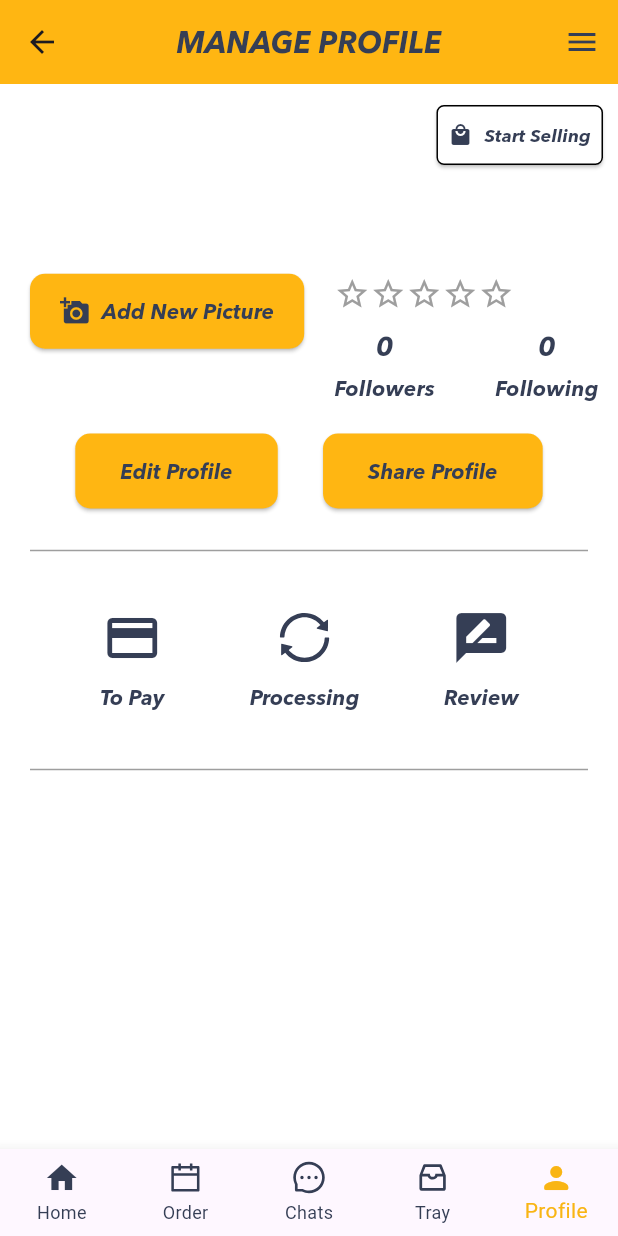
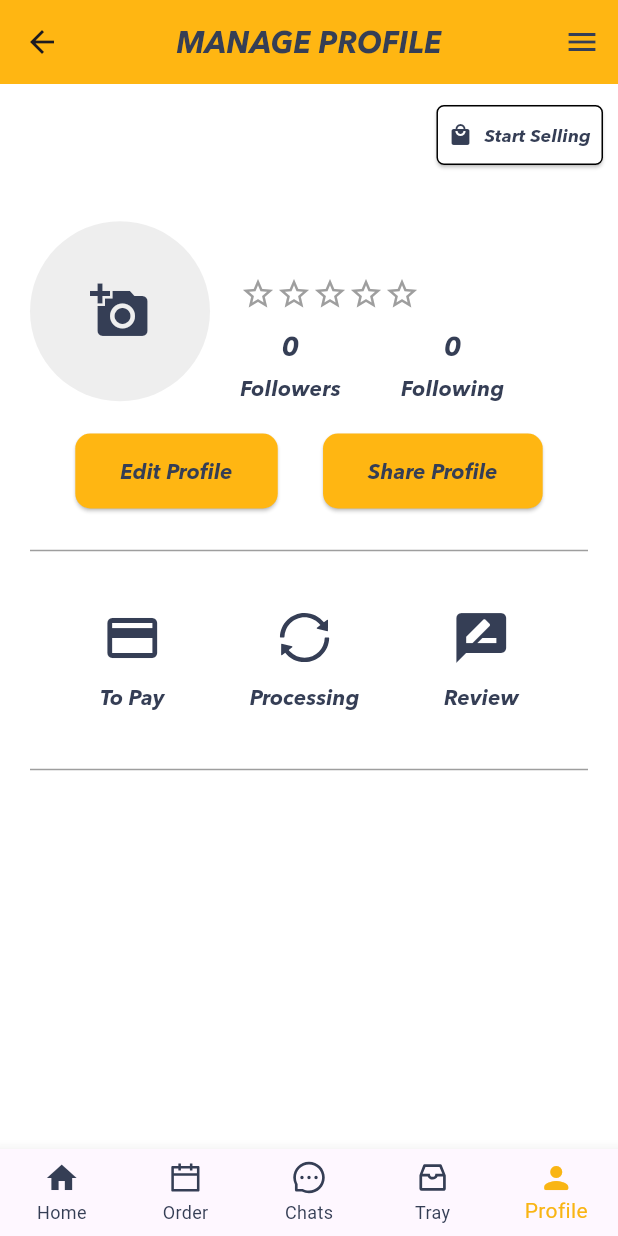
Before and after one commit to paturiick/EggVenture, a Flutter app: the ProfileScreen screen opened by its route, on a phone screen of 412 x 824 dp. Run offline on Flutter 3.47's test engine with Material 3 defaults, Android fonts, the phone set to English and light mode, and no system bars; our stand-ins replace flutter_svg, icons_plus.

Commit message:
pf screen

```diff
--- a/lib/screens/profile_screen.dart
+++ b/lib/screens/profile_screen.dart
@@ -66,26 +66,20 @@ class ProfileScreen extends StatelessWidget {
                   Row(
                     crossAxisAlignment: CrossAxisAlignment.center,
                     children: [
-                      ElevatedButton.icon(
-                        onPressed: () {
+                      GestureDetector(
+                        onTap: () {
                           // Handle add new picture action here
                         },
-                        icon: Icon(Icons.add_a_photo,
-                            size: 20, color: Color(0xFF353E55)),
-                        label: Text(
-                          'Add New Picture',
-                          style: TextStyle(
-                            fontFamily: 'AvenirNextCyr',
-                            fontSize: 14,
+                        child: Container(
+                          decoration: BoxDecoration(
+                            shape: BoxShape.circle,
+                            color: Colors.grey[200],
+                          ),
+                          padding: EdgeInsets.all(40),
+                          child: Icon(
+                            Icons.add_a_photo,
                             color: Color(0xFF353E55),
-                          ),
-                        ),
-                        style: ElevatedButton.styleFrom(
-                          backgroundColor: Color(0xFFFFB612),
-                          padding: EdgeInsets.symmetric(
-                              horizontal: 20.0, vertical: 15.0),
-                          shape: RoundedRectangleBorder(
-                            borderRadius: BorderRadius.circular(10),
+                            size: 40,
                           ),
                         ),
                       ),
```
